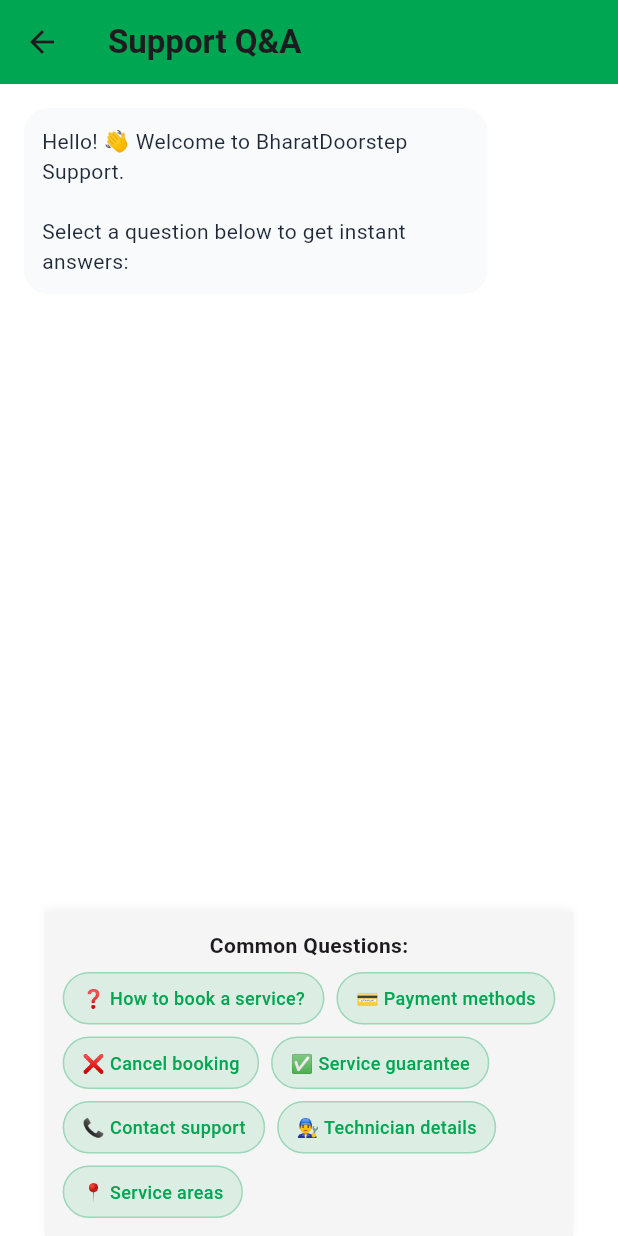
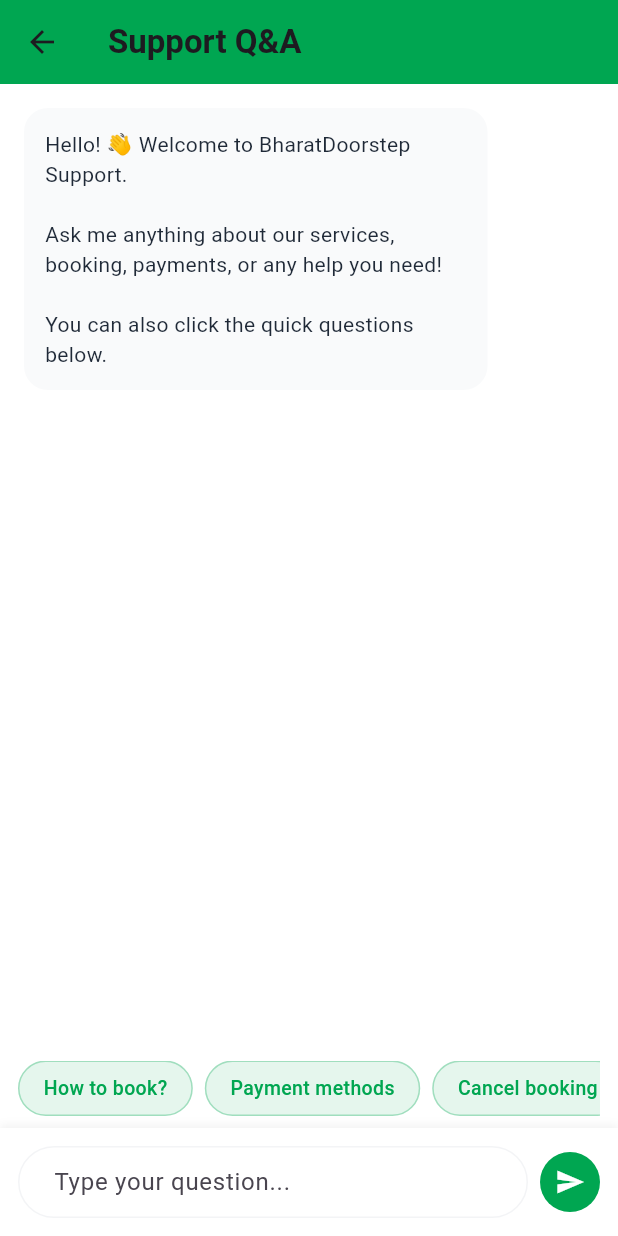
Before and after one commit to BharatReapir/BD_technician, a Flutter app: the QAChatPage screen opened directly, on a phone screen of 412 x 824 dp. Run offline on Flutter 3.47's test engine with Material 3 defaults, Android fonts, the phone set to English and light mode, and no system bars; our stand-ins replace firebase_auth, firebase_core, firebase_database, image_picker, shared_preferences; accounts and stored records are empty.

Commit message:
feat: Enhance Q&A functionality with keyword-based responses and improved user interaction

```diff
--- a/lib/screens/simple_qa_chat_page.dart
+++ b/lib/screens/simple_qa_chat_page.dart
@@ -1,3 +1,4 @@
+// simple_qa_chat_page.dart
 
 import 'package:flutter/material.dart';
 import '../constants/colors.dart';
@@ -10,18 +11,51 @@
 }
 
 class _QAChatPageState extends State<QAChatPage> {
+  final TextEditingController _messageController = TextEditingController();
   final ScrollController _scrollController = ScrollController();
   final List<ChatMessage> _messages = [];
 
-  // Predefined Q&A pairs
+  // Predefined Q&A database with keywords
   final Map<String, String> _qaDatabase = {
-    'how to book': 'To book a service:\n1. Go to Home page\n2. Select service category\n3. Choose your service\n4. Pick date & time\n5. Confirm booking',
-    'payment methods': 'We accept:\n• UPI (PhonePe, Google Pay, Paytm)\n• Credit/Debit Cards\n• Net Banking\n• Cash on Service',
-    'cancel booking': 'To cancel:\n1. Go to My Bookings\n2. Select booking\n3. Click Cancel\n4. Refund in 5-7 days',
-    'service guarantee': 'We provide:\n• 30-day service guarantee\n• Verified technicians\n• Quality assurance\n• Free rework if issues',
-    'contact support': 'Contact us:\n📧 support@bharatdoorstep.com\n📞 1800-123-4567\n⏰ 24/7 Support Available',
-    'technician details': 'All technicians are:\n• Background verified\n• Trained professionals\n• Rated by customers\n• Insured for your safety',
-    'service areas': 'Currently serving major cities:\n• Mumbai\n• Delhi\n• Bangalore\n• Hyderabad\n• Chennai\n• Pune',
+    // Booking related
+    'book|booking|how to book|book service':
+        'To book a service:\n1. Go to Home page\n2. Select service category\n3. Choose your service\n4. Pick date & time\n5. Confirm booking\n\nNeed help with booking? Call us at 1800-123-4567',
+
+    // Payment related
+    'payment|pay|payment method|upi|card|netbanking':
+        'We accept:\n• UPI (PhonePe, Google Pay, Paytm)\n• Credit/Debit Cards\n• Net Banking\n• Cash on Service\n\nAll payments are secure and encrypted.',
+
+    // Cancellation
+    'cancel|cancellation|cancel booking|refund':
+        'To cancel your booking:\n1. Go to My Bookings\n2. Select the booking\n3. Click Cancel button\n4. Refund in 5-7 working days\n\nNote: Cancellation charges may apply based on timing.',
+
+    // Service guarantee
+    'guarantee|warranty|quality|not satisfied':
+        'We provide:\n• 30-day service guarantee\n• Verified technicians\n• Quality assurance\n• Free rework if issues persist\n\nYour satisfaction is our priority!',
+
+    // Contact support
+    'contact|support|help|call|email|customer care':
+        'Contact us:\n📧 support@bharatdoorstep.com\n📞 1800-123-4567\n⏰ 24/7 Support Available\n\nWe\'re always here to help!',
+
+    // Technician details
+    'technician|worker|professional|verified|background check':
+        'All our technicians are:\n• Background verified\n• Trained professionals\n• Rated by customers\n• Insured for your safety\n• Carry ID cards\n\nYour safety is our priority.',
+
+    // Service areas
+    'area|location|city|where|service area|available':
+        'Currently serving:\n• Mumbai\n• Delhi NCR\n• Bangalore\n• Hyderabad\n• Chennai\n• Pune\n• Kolkata\n• Ahmedabad\n\nExpanding to more cities soon!',
+
+    // Pricing
+    'price|cost|charge|rate|expensive|cheap':
+        'Our pricing:\n• Transparent pricing\n• No hidden charges\n• Competitive rates\n• Pay after service\n\nView exact prices when booking. Different services have different rates.',
+
+    // Timing
+    'time|timing|schedule|when|slot|appointment':
+        'Service timings:\n• Morning: 8 AM - 12 PM\n• Afternoon: 12 PM - 4 PM\n• Evening: 4 PM - 8 PM\n\nChoose your preferred slot while booking!',
+
+    // Account issues
+    'account|login|password|otp|signup|register':
+        'Account help:\n• Login with mobile number\n• OTP verification required\n• Forgot password? Use OTP login\n• Update profile in Settings\n\nStill facing issues? Contact support.',
   };
 
   @override
@@ -29,7 +63,8 @@
     super.initState();
     _addMessage(
       'Hello! 👋 Welcome to BharatDoorstep Support.\n\n'
-      'Select a question below to get instant answers:',
+      'Ask me anything about our services, booking, payments, or any help you need!\n\n'
+      'You can also click the quick questions below.',
       false,
     );
   }
@@ -53,30 +88,46 @@
     });
   }
 
-  void _handleQuestionTap(String question) {
-    // Add user question
-    _addMessage(question, true);
+  void _sendMessage(String message) {
+    if (message.trim().isEmpty) return;
 
-    // Find and add answer
-    final answer = _findAnswer(question);
+    // Add user message
+    _addMessage(message, true);
+    _messageController.clear();
+
+    // Get answer after short delay
     Future.delayed(const Duration(milliseconds: 500), () {
+      final answer = _findAnswer(message);
       _addMessage(answer, false);
     });
   }
 
   String _findAnswer(String question) {
-    final lowerQuestion = question.toLowerCase();
+    final lowerQuestion = question.toLowerCase().trim();
 
+    // Search through all Q&A entries
     for (var entry in _qaDatabase.entries) {
-      if (lowerQuestion.contains(entry.key)) {
-        return entry.value;
+      final keywords = entry.key.split('|');
+
+      // Check if any keyword matches
+      for (var keyword in keywords) {
+        if (lowerQuestion.contains(keyword.trim())) {
+          return entry.value;
+        }
       }
     }
 
-    return 'Sorry, I don\'t have an answer for that.\n\n'
-           'Please contact support:\n'
-           '📧 support@bharatdoorstep.com\n'
-           '📞 1800-123-4567';
+    // No match found
+    return '🤔 I couldn\'t find a specific answer for that.\n\n'
+           'Please try asking about:\n'
+           '• Booking services\n'
+           '• Payments & refunds\n'
+           '• Technician details\n'
+           '• Service areas\n'
+           '• Contact support\n\n'
+           'Or contact us directly:\n'
+           '📞 1800-123-4567\n'
+           '📧 support@bharatdoorstep.com';
   }
 
   @override
@@ -101,27 +152,18 @@
                   _buildMessageBubble(_messages[index]),
             ),
           ),
-          _buildQuestionButtons(),
+          _buildQuickQuestions(),
+          _buildInputBar(),
         ],
       ),
     );
   }
 
-  Widget _buildQuestionButtons() {
-    final questions = [
-      '❓ How to book a service?',
-      '💳 Payment methods',
-      '❌ Cancel booking',
-      '✅ Service guarantee',
-      '📞 Contact support',
-      '👨‍🔧 Technician details',
-      '📍 Service areas',
-    ];
-
+  Widget _buildInputBar() {
     return Container(
       padding: const EdgeInsets.all(12),
       decoration: BoxDecoration(
-        color: Colors.grey[100],
+        color: Colors.white,
         boxShadow: [
           BoxShadow(
             color: Colors.black.withOpacity(0.05),
@@ -130,32 +172,75 @@
           ),
         ],
       ),
-      child: Column(
-        mainAxisSize: MainAxisSize.min,
+      child: Row(
         children: [
-          const Text(
-            'Common Questions:',
-            style: TextStyle(
-              fontWeight: FontWeight.bold,
-              fontSize: 14,
+          Expanded(
+            child: TextField(
+              controller: _messageController,
+              decoration: InputDecoration(
+                hintText: 'Type your question...',
+                border: OutlineInputBorder(
+                  borderRadius: BorderRadius.circular(24),
+                  borderSide: BorderSide(color: AppColors.bgMedium),
+                ),
+                enabledBorder: OutlineInputBorder(
+                  borderRadius: BorderRadius.circular(24),
+                  borderSide: BorderSide(color: AppColors.bgMedium),
+                ),
+                focusedBorder: OutlineInputBorder(
+                  borderRadius: BorderRadius.circular(24),
+                  borderSide: BorderSide(color: AppColors.primary),
+                ),
+                contentPadding: const EdgeInsets.symmetric(
+                  horizontal: 20,
+                  vertical: 12,
+                ),
+              ),
+              onSubmitted: _sendMessage,
             ),
           ),
-          const SizedBox(height: 8),
-          Wrap(
-            spacing: 8,
-            runSpacing: 8,
-            children: questions.map((q) => _buildQuestionChip(q)).toList(),
+          const SizedBox(width: 8),
+          CircleAvatar(
+            backgroundColor: AppColors.primary,
+            child: IconButton(
+              icon: const Icon(Icons.send, color: Colors.white, size: 20),
+              onPressed: () => _sendMessage(_messageController.text),
+            ),
           ),
         ],
       ),
     );
   }
 
-  Widget _buildQuestionChip(String question) {
+  Widget _buildQuickQuestions() {
+    final quickQuestions = [
+      'How to book?',
+      'Payment methods',
+      'Cancel booking',
+      'Contact support',
+    ];
+
+    return Container(
+      padding: const EdgeInsets.symmetric(horizontal: 12, vertical: 8),
+      child: SingleChildScrollView(
+        scrollDirection: Axis.horizontal,
+        child: Row(
+          children: quickQuestions
+              .map((q) => Padding(
+                    padding: const EdgeInsets.only(right: 8),
+                    child: _buildQuickQuestionChip(q),
+                  ))
+              .toList(),
+        ),
+      ),
+    );
+  }
+
+  Widget _buildQuickQuestionChip(String question) {
     return InkWell(
-      onTap: () => _handleQuestionTap(question),
+      onTap: () => _sendMessage(question),
       child: Container(
-        padding: const EdgeInsets.symmetric(horizontal: 12, vertical: 8),
+        padding: const EdgeInsets.symmetric(horizontal: 16, vertical: 8),
         decoration: BoxDecoration(
           color: AppColors.primary.withOpacity(0.1),
           borderRadius: BorderRadius.circular(20),
@@ -165,7 +250,7 @@
           question,
           style: TextStyle(
             color: AppColors.primary,
-            fontSize: 12,
+            fontSize: 13,
             fontWeight: FontWeight.w500,
           ),
         ),
@@ -178,7 +263,7 @@
       alignment: msg.isUser ? Alignment.centerRight : Alignment.centerLeft,
       child: Container(
         margin: const EdgeInsets.only(bottom: 12),
-        padding: const EdgeInsets.all(12),
+        padding: const EdgeInsets.all(14),
         constraints: BoxConstraints(
           maxWidth: MediaQuery.of(context).size.width * 0.75,
         ),
@@ -190,6 +275,8 @@
           msg.text,
           style: TextStyle(
             color: msg.isUser ? Colors.white : AppColors.textDark,
+            fontSize: 14,
+            height: 1.4,
           ),
         ),
       ),
@@ -198,6 +285,7 @@
 
   @override
   void dispose() {
+    _messageController.dispose();
     _scrollController.dispose();
     super.dispose();
   }
```
